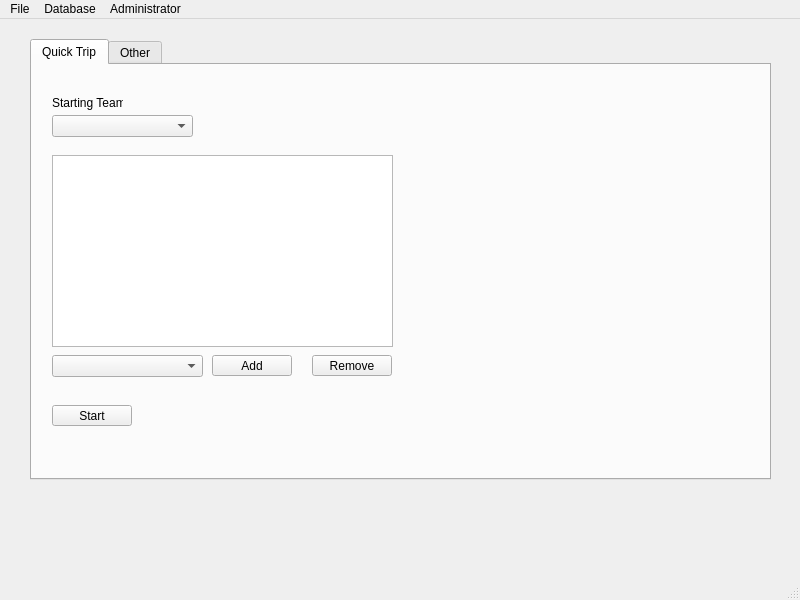
Old version of the form BaseballTour/mainwindow.ui in the repository ethanl21/BaseballTour.
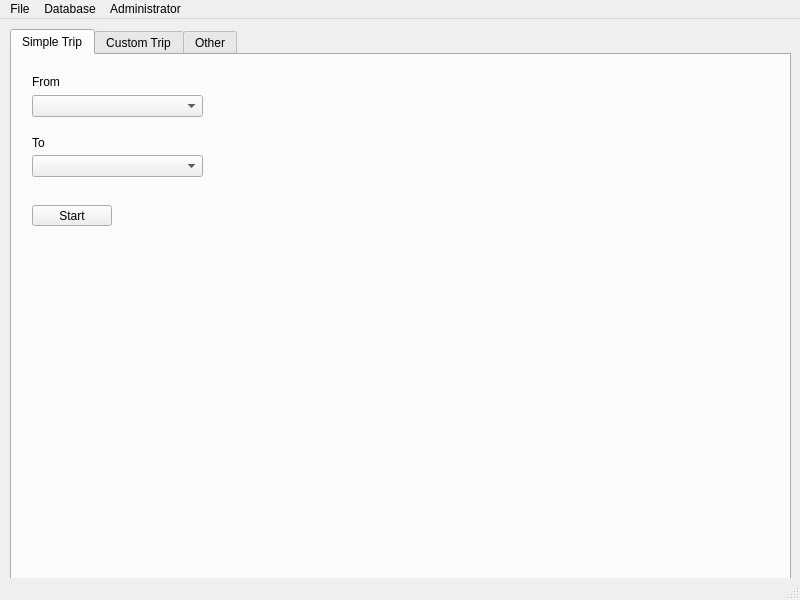
New version of the form.

Commit message: Added trip planning UI to MainWindow

```diff
--- a/BaseballTour/mainwindow.ui
+++ b/BaseballTour/mainwindow.ui
@@ -17,25 +17,89 @@
    <widget class="QTabWidget" name="tabWidget">
     <property name="geometry">
      <rect>
-      <x>30</x>
-      <y>20</y>
-      <width>741</width>
-      <height>441</height>
+      <x>10</x>
+      <y>10</y>
+      <width>781</width>
+      <height>561</height>
      </rect>
     </property>
     <property name="currentIndex">
      <number>0</number>
     </property>
+    <widget class="QWidget" name="tab_5">
+     <attribute name="title">
+      <string>Simple Trip</string>
+     </attribute>
+     <widget class="QComboBox" name="simpleFromComboBox">
+      <property name="geometry">
+       <rect>
+        <x>20</x>
+        <y>40</y>
+        <width>171</width>
+        <height>22</height>
+       </rect>
+      </property>
+     </widget>
+     <widget class="QComboBox" name="simpleToComboBox">
+      <property name="geometry">
+       <rect>
+        <x>20</x>
+        <y>100</y>
+        <width>171</width>
+        <height>22</height>
+       </rect>
+      </property>
+     </widget>
+     <widget class="QLabel" name="label_2">
+      <property name="geometry">
+       <rect>
+        <x>20</x>
+        <y>20</y>
+        <width>47</width>
+        <height>13</height>
+       </rect>
+      </property>
+      <property name="text">
+       <string>From</string>
+      </property>
+     </widget>
+     <widget class="QLabel" name="label_3">
+      <property name="geometry">
+       <rect>
+        <x>20</x>
+        <y>80</y>
+        <width>81</width>
+        <height>16</height>
+       </rect>
+      </property>
+      <property name="text">
+       <string>To</string>
+      </property>
+     </widget>
+     <widget class="QPushButton" name="simpleStartButton">
+      <property name="geometry">
+       <rect>
+        <x>20</x>
+        <y>150</y>
+        <width>80</width>
+        <height>21</height>
+       </rect>
+      </property>
+      <property name="text">
+       <string>Start</string>
+      </property>
+     </widget>
+    </widget>
     <widget class="QWidget" name="tab">
      <attribute name="title">
-      <string>Quick Trip</string>
+      <string>Custom Trip</string>
      </attribute>
      <widget class="QComboBox" name="comboBox">
       <property name="geometry">
        <rect>
         <x>20</x>
-        <y>50</y>
-        <width>141</width>
+        <y>280</y>
+        <width>211</width>
         <height>22</height>
        </rect>
       </property>
@@ -44,7 +108,7 @@
       <property name="geometry">
        <rect>
         <x>20</x>
-        <y>30</y>
+        <y>260</y>
         <width>71</width>
         <height>16</height>
        </rect>
@@ -56,8 +120,8 @@
      <widget class="QPushButton" name="pushButton">
       <property name="geometry">
        <rect>
-        <x>180</x>
-        <y>290</y>
+        <x>240</x>
+        <y>220</y>
         <width>80</width>
         <height>21</height>
        </rect>
@@ -69,8 +133,8 @@
      <widget class="QPushButton" name="pushButton_5">
       <property name="geometry">
        <rect>
-        <x>20</x>
-        <y>340</y>
+        <x>330</x>
+        <y>280</y>
         <width>80</width>
         <height>21</height>
        </rect>
@@ -83,8 +147,8 @@
       <property name="geometry">
        <rect>
         <x>20</x>
-        <y>90</y>
-        <width>341</width>
+        <y>20</y>
+        <width>391</width>
         <height>192</height>
        </rect>
       </property>
@@ -92,8 +156,8 @@
      <widget class="QPushButton" name="pushButton_6">
       <property name="geometry">
        <rect>
-        <x>280</x>
-        <y>290</y>
+        <x>330</x>
+        <y>220</y>
         <width>80</width>
         <height>21</height>
        </rect>
@@ -106,8 +170,8 @@
       <property name="geometry">
        <rect>
         <x>20</x>
-        <y>290</y>
-        <width>151</width>
+        <y>220</y>
+        <width>211</width>
         <height>22</height>
        </rect>
       </property>
```
Left out of the diff: 18 changed lines with no effect on the pictures. The commit also changes 2 other files.
